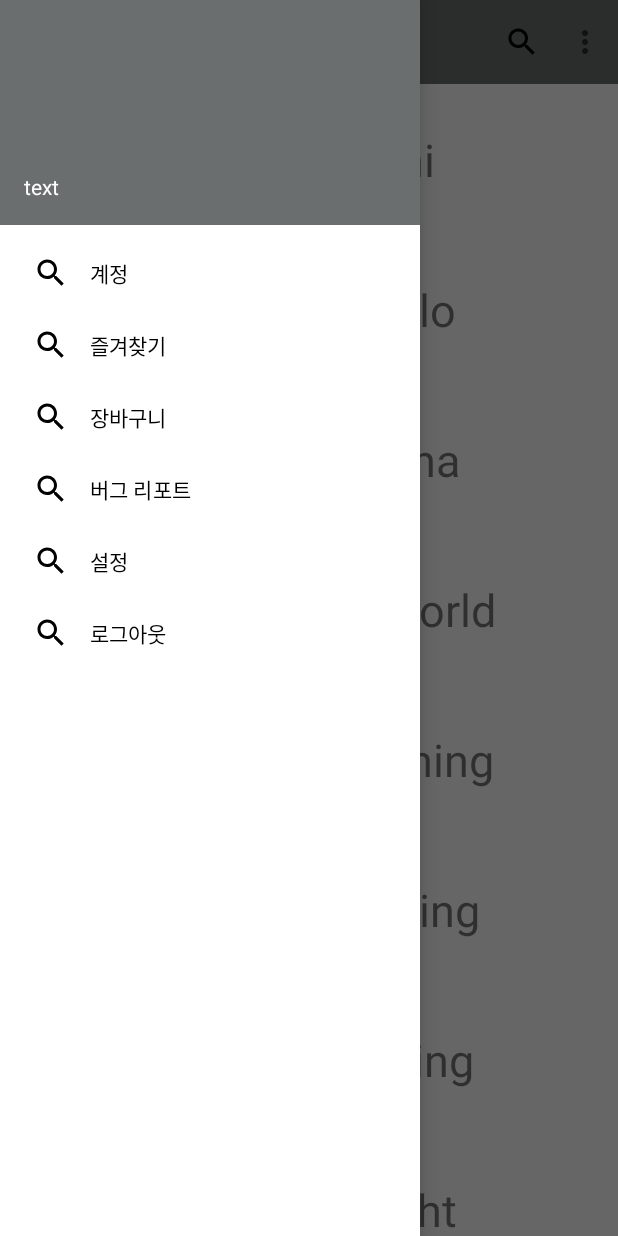
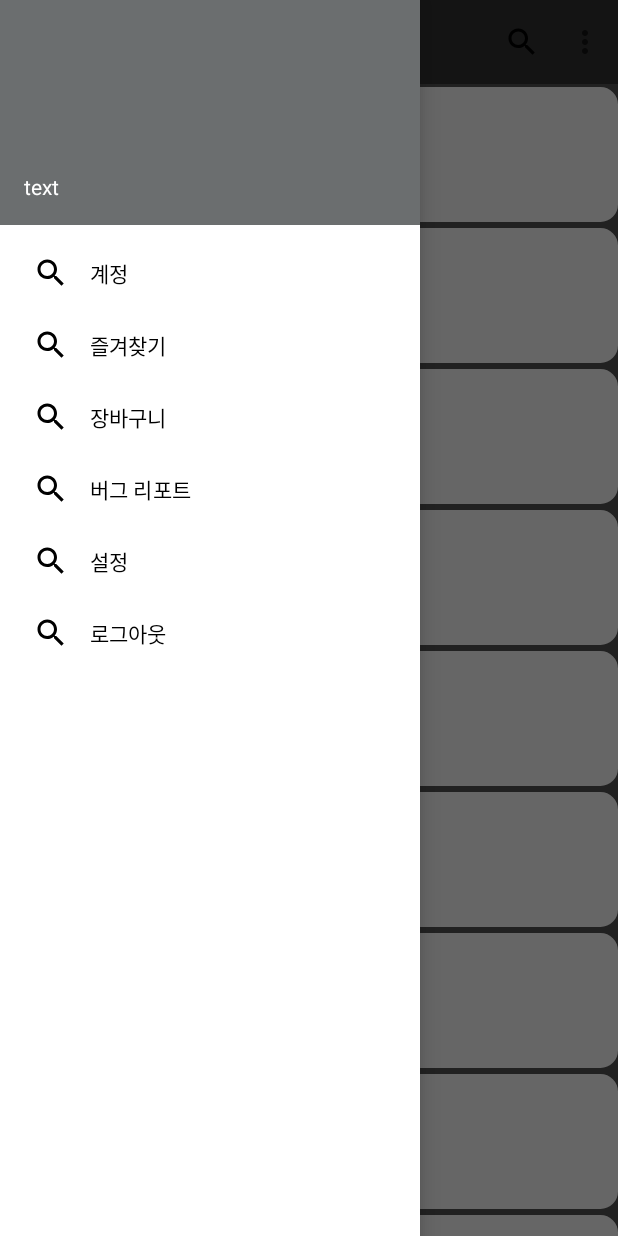
Before and after one commit to choi-seung-min/Note, an Android app: the MainActivity screen opened directly, with no data from a screen before it, with the side drawer open, on a phone screen of 412 x 824 dp. Run offline under Robolectric (Android 15) with nearby library versions, the phone set to English and light mode, and no system bars.

Commit message:
thinking about design maybe i will change whole colors and backgrounds

```diff
--- a/app/src/main/java/com/example/note/Tast.kt
+++ b/app/src/main/java/com/example/note/Tast.kt
@@ -1,3 +1,4 @@
 package com.example.note
 
-class Task(var name: String?, var desc: String?)
+class Task(var name: String?)
+// var desc: String?
--- a/app/src/main/java/com/example/note/ui/activity/MainActivity.kt
+++ b/app/src/main/java/com/example/note/ui/activity/MainActivity.kt
@@ -84,16 +84,16 @@ class MainActivity : AppCompatActivity(), MainContract.View, NavigationView.OnNa
     fun setData() : MutableList<Task>{
         val dataList : MutableList<Task> = arrayListOf()
 
-        val list1 = Task("1", "hi")
-        val list2 = Task("2", "hello")
-        val list3 = Task("3", "aloha")
-        val list4 = Task("4", "hello world")
-        val list5 = Task("5", "something")
-        val list6 = Task("6", "anything")
-        val list7 = Task("7", "nothing")
-        val list8 = Task("8", "eight")
-        val list9 = Task("9", "nine")
-        val list10 = Task("10", "finish")
+        val list1 = Task("hi")
+        val list2 = Task("hello")
+        val list3 = Task("aloha")
+        val list4 = Task("hello world")
+        val list5 = Task("something")
+        val list6 = Task("anything")
+        val list7 = Task("nothing")
+        val list8 = Task("eight")
+        val list9 = Task("nine")
+        val list10 = Task( "finish")
 
         dataList.add(list1)
         dataList.add(list2)
--- a/app/src/main/java/com/example/note/ui/activity/MainAdapter.kt
+++ b/app/src/main/java/com/example/note/ui/activity/MainAdapter.kt
@@ -24,7 +24,7 @@ class MainAdapter (item : MutableList<Task>) : RecyclerView.Adapter<MainAdapter.
     override fun onBindViewHolder(holder: SampleViewHolder, position : Int) {
         var sampleText = item[position]
         holder.sample1.text = sampleText.name
-        holder.sample2.text = sampleText.desc
+//        holder.sample2.text = sampleText.desc
     }
 
     fun removeAt(position: Int){
@@ -34,6 +34,6 @@ class MainAdapter (item : MutableList<Task>) : RecyclerView.Adapter<MainAdapter.
 
     class SampleViewHolder(view : View) : RecyclerView.ViewHolder(view){
         var sample1: TextView = view.findViewById(R.id.textView)
-        var sample2: TextView = view.findViewById(R.id.textView2)
+//        var sample2: TextView = view.findViewById(R.id.textView2)
     }
 }
--- a/app/src/main/res/layout/activity_login.xml
+++ b/app/src/main/res/layout/activity_login.xml
@@ -27,7 +27,7 @@
     <View
             android:layout_width="150dp"
             android:layout_height="8dp"
-            android:background="@drawable/back_round"
+            android:background="@drawable/back_round_view"
             app:layout_constraintBottom_toTopOf="@+id/id"
             android:id="@+id/line"
             android:layout_marginBottom="60dp"
--- a/app/src/main/res/layout/activity_main.xml
+++ b/app/src/main/res/layout/activity_main.xml
@@ -26,7 +26,8 @@
                 android:layout_width="match_parent"
                 android:layout_height="wrap_content"
                 android:id="@+id/recycler_view"
-                android:layout_below="@id/toolbar"/>
+                android:layout_below="@id/toolbar"
+                android:background="@color/colorPrimary"/>
     </RelativeLayout>
 
     <!--navigation drawer-->
--- a/app/src/main/res/values/colors.xml
+++ b/app/src/main/res/values/colors.xml
@@ -1,7 +1,7 @@
 <?xml version="1.0" encoding="utf-8"?>
 <resources>
-    <color name="colorPrimary">#008577</color>
-    <color name="colorPrimaryDark">#6B6E6F</color>
-    <color name="colorAccent">#D81B60</color>
-    <color name="colorDelete">#FF0000</color>
+    <color name="colorPrimary">#525252</color>
+    <color name="colorPrimaryDark">#313131</color>
+    <color name="colorAccent">#CA3E47</color>
+    <color name="colorDark">#414141</color>
 </resources>
```
Also changed, not shown: app/src/main/res/drawable/back_round_item.xml (added, +12 -0 lines), app/src/main/res/layout/main_rv_item.xml (+17 -14 lines), app/src/main/res/drawable/back_round_view.xml (renamed from app/src/main/res/drawable/back_round.xml).
